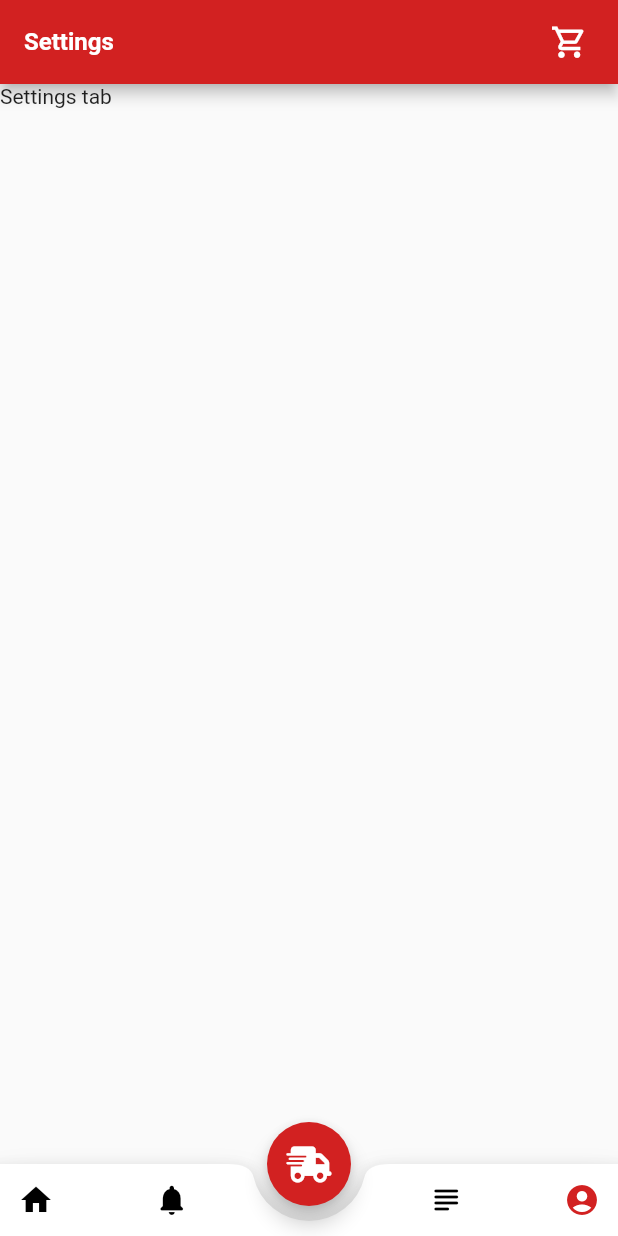
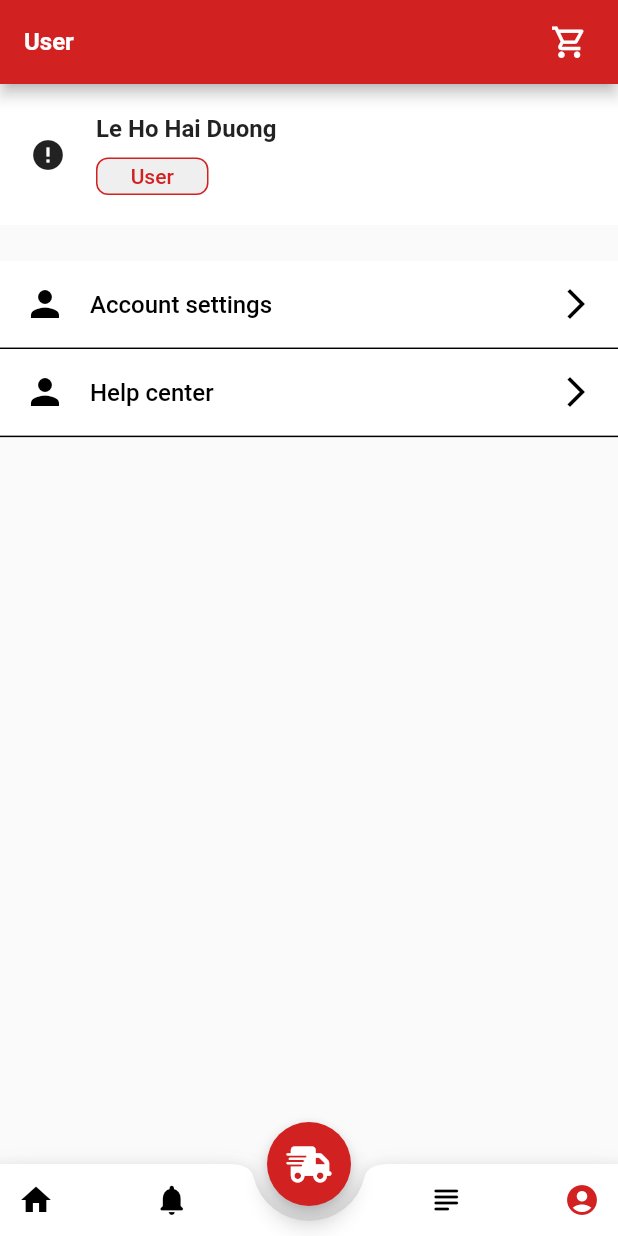
Before and after one commit to nomorechokedboy/fahasa-app, a Flutter app: the screen it shows after launch, swiped to page 4, on a phone screen of 412 x 824 dp. Run offline on Flutter 3.47's test engine with Material 2 defaults, Android fonts, the phone set to English and light mode, and no system bars; drawn by our look-alikes of cached_network_image; our stand-ins replace flutter_native_splash, font_awesome_flutter; network calls fail.

Commit message:
user: UI done

```diff
--- a/lib/constants/globals.dart
+++ b/lib/constants/globals.dart
@@ -3,3 +3,4 @@ library globals;
 const String toMainScreen = '/';
 const String toProductDetail = '/product_detail';
 const String toOrderDetail = '/order_detail';
+const String toUserSetting = '/user_setting';
--- a/lib/containers/main_screen.dart
+++ b/lib/containers/main_screen.dart
@@ -4,9 +4,9 @@ import 'package:font_awesome_flutter/font_awesome_flutter.dart';
 
 import '../components/app_bart.dart';
 import 'home.dart';
+import 'user.dart';
 import 'notifications.dart';
 import 'orders.dart';
-import 'settings.dart';
 
 class MainScreen extends StatefulWidget {
   const MainScreen({Key? key}) : super(key: key);
@@ -19,7 +19,7 @@ final appBars = [
   primaryAppBar(),
   secondaryAppBar('Notifications'),
   secondaryAppBar('Orders'),
-  secondaryAppBar('Settings'),
+  secondaryAppBar('User')
 ];
 
 class _MainScreenState extends State<MainScreen> with TickerProviderStateMixin {
@@ -37,7 +37,12 @@ class _MainScreenState extends State<MainScreen> with TickerProviderStateMixin {
     return Scaffold(
       appBar: appBars[select],
       body: PageView(
-        children: const <Widget>[Home(), Notifications(), Orders(), Settings()],
+        children: const <Widget>[
+          Home(),
+          Notifications(),
+          Orders(),
+          User(),
+        ],
         controller: pageController,
         onPageChanged: (page) {
           setState(() {
--- /dev/null
+++ b/lib/containers/user.dart
@@ -0,0 +1,159 @@
+import 'package:cached_network_image/cached_network_image.dart';
+import 'package:flutter/material.dart';
+import '../constants/globals.dart';
+
+class User extends StatelessWidget {
+  const User({Key? key}) : super(key: key);
+
+  @override
+  Widget build(BuildContext context) {
+    return Column(
+      children: [
+        Container(
+          color: Colors.white,
+          padding: const EdgeInsets.all(20),
+          child: Row(
+            children: [
+              CachedNetworkImage(
+                imageBuilder: (context, imageProvider) => Container(
+                  width: 60,
+                  height: 60,
+                  decoration: BoxDecoration(
+                    shape: BoxShape.circle,
+                    image: DecorationImage(
+                      image: imageProvider,
+                    ),
+                  ),
+                ),
+                imageUrl: 'https://pbs.twimg.com/media/FLLpy5dXsAI8nI9.jpg',
+                placeholder: (context, url) => const Icon(Icons.image_outlined),
+                errorWidget: (context, url, error) => const Icon(Icons.error),
+              ),
+              const SizedBox(width: 20),
+              Column(
+                crossAxisAlignment: CrossAxisAlignment.start,
+                children: const [
+                  Text(
+                    'Le Ho Hai Duong',
+                    style: TextStyle(
+                      fontSize: 16,
+                      fontWeight: FontWeight.bold,
+                    ),
+                  ),
+                  SizedBox(height: 10),
+                  _Role(name: 'User'),
+                ],
+              ),
+            ],
+          ),
+        ),
+        const SizedBox(height: 24),
+        Column(
+          children: const [
+            _SettingTab(
+              icon: Icons.person,
+              name: 'Account settings',
+              routeName: toUserSetting,
+            ),
+            _SettingTab(
+              icon: Icons.person,
+              name: 'Help center',
+            )
+          ],
+        )
+      ],
+    );
+  }
+}
+
+class _SettingTab extends StatelessWidget {
+  const _SettingTab({
+    Key? key,
+    required this.name,
+    required this.icon,
+    this.routeName,
+  }) : super(key: key);
+
+  final String name;
+  final IconData icon;
+  final String? routeName;
+
+  @override
+  Widget build(BuildContext context) {
+    return Container(
+      decoration: const BoxDecoration(
+        color: Colors.white,
+        border: Border(
+          bottom: BorderSide(),
+        ),
+      ),
+      child: TextButton(
+        style: TextButton.styleFrom(
+          primary: Colors.black,
+        ),
+        onPressed: () {
+          if (routeName != null) {
+            Navigator.of(context).pushNamed(routeName!);
+          }
+        },
+        child: Padding(
+          padding: const EdgeInsets.all(8),
+          child: Row(
+            children: [
+              Icon(
+                icon,
+                size: 28,
+              ),
+              const SizedBox(width: 16),
+              Text(
+                name,
+                style: const TextStyle(
+                  fontSize: 16,
+                  fontWeight: FontWeight.w500,
+                ),
+              ),
+              const Spacer(),
+              const Icon(Icons.arrow_forward_ios),
+            ],
+          ),
+        ),
+      ),
+    );
+  }
+}
+
+class _Role extends StatelessWidget {
+  const _Role({
+    Key? key,
+    required this.name,
+  }) : super(key: key);
+
+  final String name;
+
+  @override
+  Widget build(BuildContext context) {
+    return SizedBox(
+      width: 75,
+      height: 25,
+      child: Container(
+        child: Center(
+          child: Text(
+            name,
+            style: TextStyle(
+              color: Theme.of(context).primaryColor,
+              fontWeight: FontWeight.w500,
+            ),
+          ),
+        ),
+        decoration: BoxDecoration(
+          color: const Color(0xFFEFEFEF),
+          borderRadius: BorderRadius.circular(8),
+          shape: BoxShape.rectangle,
+          border: Border.all(
+            color: Theme.of(context).primaryColor,
+          ),
+        ),
+      ),
+    );
+  }
+}
```
